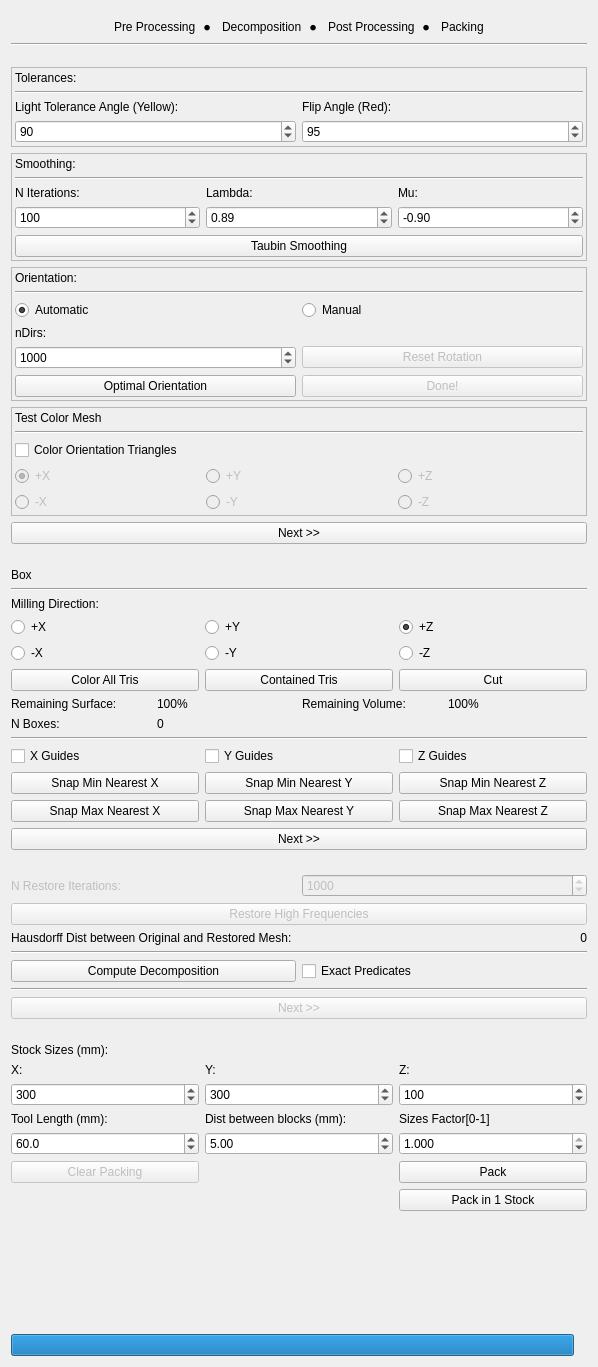
First picture: the form in gui/hf_gui.ui, repository cg3hci/SplitAndMill, before the edit.
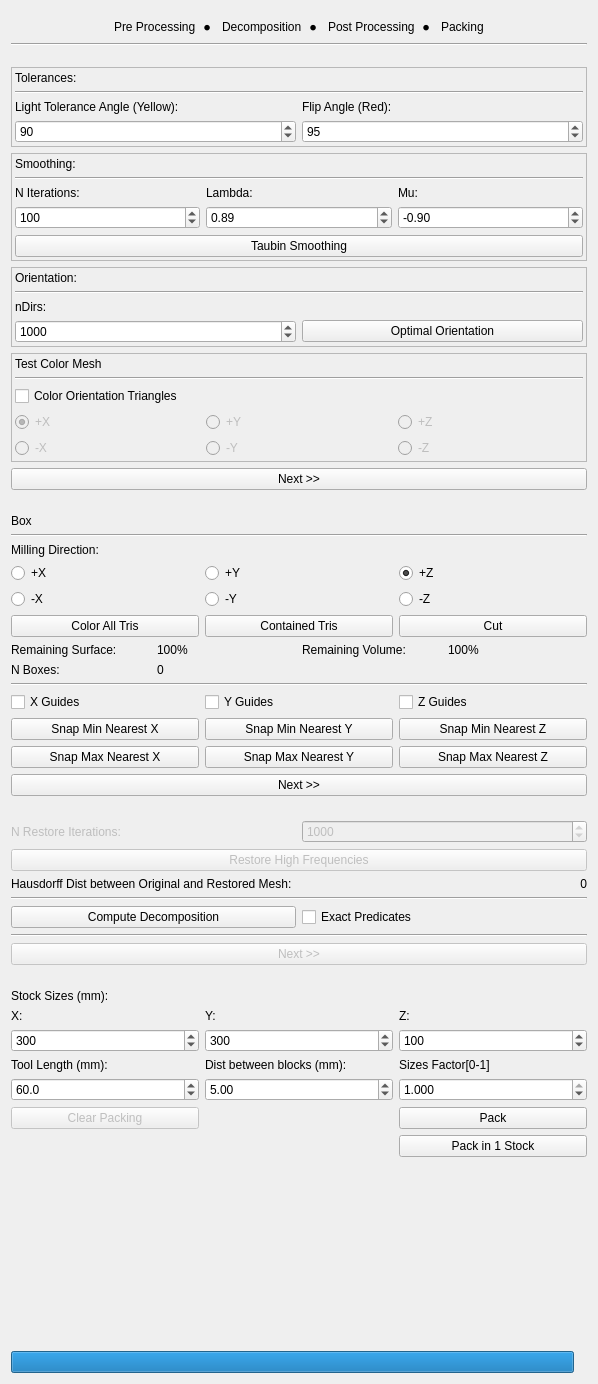
Second picture: the form after the edit.

Commit message: rotation during decomposition

Patch:
```diff
--- a/gui/hf_gui.ui
+++ b/gui/hf_gui.ui
@@ -7,7 +7,7 @@
     <x>0</x>
     <y>0</y>
     <width>598</width>
-    <height>1367</height>
+    <height>1384</height>
    </rect>
   </property>
   <property name="windowTitle">
@@ -162,14 +162,14 @@
          <property name="bottomMargin">
           <number>3</number>
          </property>
-         <item row="2" column="1">
-          <widget class="QRadioButton" name="manualOrientationRadioButton">
+         <item row="0" column="0">
+          <widget class="QLabel" name="label_12">
            <property name="text">
-            <string>Manual</string>
+            <string>Orientation:</string>
            </property>
           </widget>
          </item>
-         <item row="4" column="0">
+         <item row="3" column="0">
           <widget class="QSpinBox" name="nDirsSpinBox">
            <property name="minimum">
             <number>6</number>
@@ -182,64 +182,27 @@
            </property>
           </widget>
          </item>
-         <item row="4" column="1">
-          <widget class="QPushButton" name="resetRotationPushButton">
-           <property name="enabled">
-            <bool>false</bool>
-           </property>
-           <property name="text">
-            <string>Reset Rotation</string>
+         <item row="1" column="0" colspan="2">
+          <widget class="Line" name="line_4">
+           <property name="orientation">
+            <enum>Qt::Horizontal</enum>
            </property>
           </widget>
          </item>
          <item row="2" column="0">
-          <widget class="QRadioButton" name="automaticOrientationRadioButton">
-           <property name="text">
-            <string>Automatic</string>
-           </property>
-           <property name="checked">
-            <bool>true</bool>
-           </property>
-          </widget>
-         </item>
-         <item row="3" column="0">
           <widget class="QLabel" name="label_3">
            <property name="text">
             <string>nDirs:</string>
            </property>
           </widget>
          </item>
-         <item row="0" column="0">
-          <widget class="QLabel" name="label_12">
-           <property name="text">
-            <string>Orientation:</string>
-           </property>
-          </widget>
-         </item>
-         <item row="5" column="0">
+         <item row="3" column="1">
           <widget class="QPushButton" name="optimalOrientationPushButton">
            <property name="text">
             <string>Optimal Orientation</string>
            </property>
           </widget>
          </item>
-         <item row="5" column="1">
-          <widget class="QPushButton" name="manualOrientationDonePushButton">
-           <property name="enabled">
-            <bool>false</bool>
-           </property>
-           <property name="text">
-            <string>Done!</string>
-           </property>
-          </widget>
-         </item>
-         <item row="1" column="0" colspan="2">
-          <widget class="Line" name="line_4">
-           <property name="orientation">
-            <enum>Qt::Horizontal</enum>
-           </property>
-          </widget>
-         </item>
         </layout>
        </widget>
       </item>
```
The commit also changes 9 other files.
